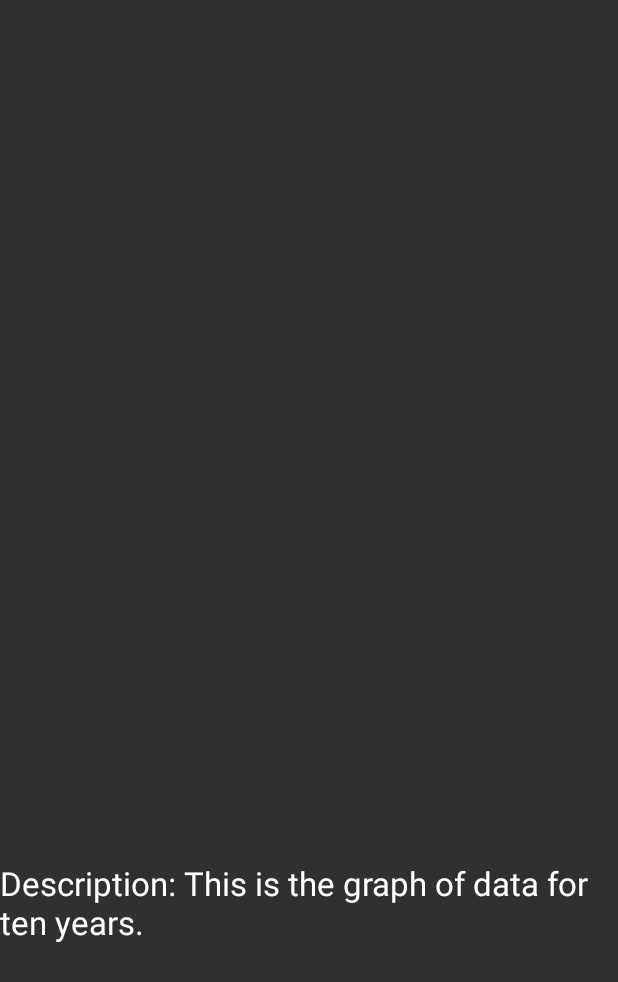
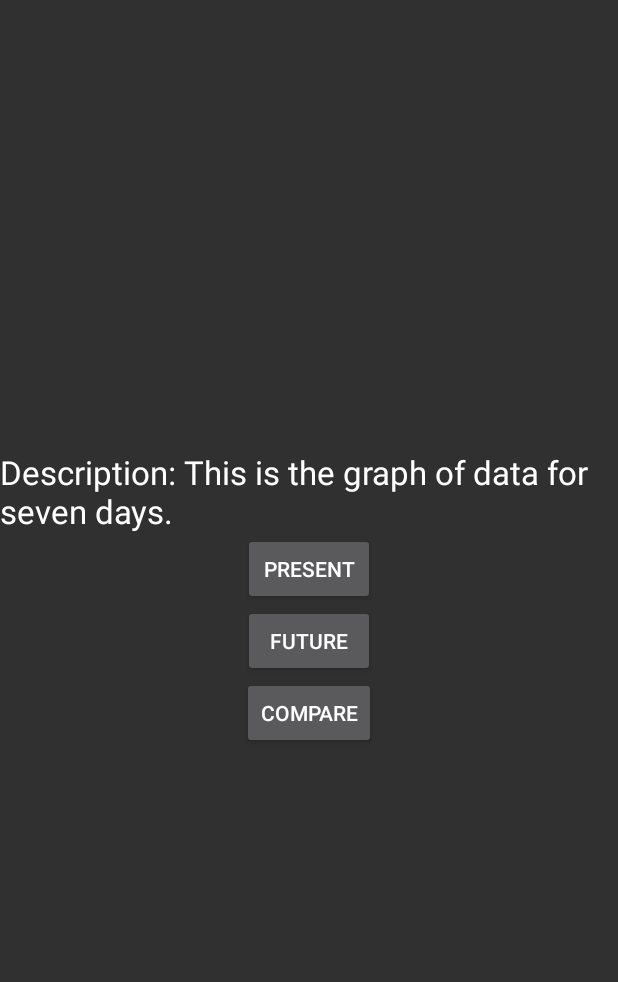
Before and after one commit to mina0821/LimeCat, an Android app: the SecondActivity screen opened directly, with no data from a screen before it, on a phone screen of 412 x 824 dp. Shown: the top 982 px of the screen. Run offline under Robolectric (Android 15) with nearby library versions, the phone set to English and light mode, and no system bars; libraries missing offline, so code that uses them is left out: org.achartengine, org.achartengine.chart, org.achartengine.model, org.achartengine.renderer; 36 statements that could not run were skipped.

Commit message:
UI developed

```diff
--- a/app/src/main/java/com/example/mina/limecatapplication/FindVal.java
+++ b/app/src/main/java/com/example/mina/limecatapplication/FindVal.java
@@ -30,7 +30,7 @@ public class FindVal {
                 }
             }
         }
-        return "Data does not exist";
+        return "1";
     }
 
     //search through the dataset
@@ -45,6 +45,6 @@ public class FindVal {
                 }
             }
         }
-        return "Data does not exist";
+        return "1";
     }
 }
--- a/app/src/main/java/com/example/mina/limecatapplication/SecondActivity.java
+++ b/app/src/main/java/com/example/mina/limecatapplication/SecondActivity.java
@@ -28,67 +28,33 @@ public class SecondActivity extends Activity {
         textView = (TextView)findViewById(R.id.info);
 
         setContentView(R.layout.second_layout);
-        //drawChart();
         //get the user input message
         Intent intent = getIntent();
-        String msg1 = intent.getStringExtra("DATE");
-        String msg3 = intent.getStringExtra("Model");
-        //get the corresponding value in the dataset
-        String result_temp = intent.getStringExtra("RESULT_TEMP");
-        String result_preci = intent.getStringExtra("RESULT_PRECI");
+        String[] list_total = intent.getStringArrayExtra("RESULT_LIST");
+        String[] list_future_total = intent.getStringArrayExtra("RESULT_FUTURE_LIST");
 
-        String[] temp_total = intent.getStringArrayExtra("RESULT_TEMP_LIST");
-        String[] preci_total = intent.getStringArrayExtra("RESULT_PRECI_LIST");
-        double[] temp_val = new double[10];
-        double[] preci_val = new double[10];
-        for(int i = 0;i<10;i++){
-            temp_val[i]= Double.parseDouble(temp_total[i]);
-            preci_val[i]= Double.parseDouble(preci_total[i]);
+        //parse the whole list into double list
+        double[] list_val = new double[7];
+        double[] list_future = new double[7];
+        for(int i = 0;i<7;i++){
+            list_val[i]= Double.parseDouble(list_total[i]);
+            list_future[i]=Double.parseDouble(list_future_total[i]);
         }
-        String temptotal = "";
-        String precitotal ="";
-        for(int i = 0;i<10;i++){
-            temptotal = temptotal+temp_total[i]+"\n";
-            precitotal = precitotal+preci_total[i]+"\n";
-        }
-        drawChart(temp_val,preci_val);
-        //formulize the whole string message
-        //String input_info = String.format("Input Information\nDate: %s\nTime Period: %s\nClimate Model: %s\n", msg1, msg2, msg3);
-        //String output_info = String.format("\nOutput Information\nMean temperature: %s\nPrecipitation: %s", result_temp, result_preci);
-        //String total_info = String.format("\n%s\n%s",temp_total,preci_total);
-        //create a textview variable of current window
-        //TextView textView = new TextView(this);
 
-        //set the size of the font
-        //textView.setTextSize(20);
+        draw2Chart(list_future,list_val);
+    }
+    private void drawChart(double[] lst) {
+        int[] x_values = {1, 2, 3, 4, 5, 6, 7};
+        double[] y_values = lst;
 
-        //send the message to view
-        //textView.setText(temptotal+precitotal);
-        //setContentView(textView);
-
-        //setContentView(R.layout.second_layout);
-
-        //Error waiting to be fixed
-        //textView.setText("Description: This is the graph of data for ten years.");
-    }
-    private void drawChart(double[] temperature, double[] precipitation) {
-        int[] x_values = {1, 2, 3, 4, 5, 6, 7, 8, 9, 10};
-        double[] y_values = temperature;
-        double[] y2_values = precipitation;
-
-        //create two lines
-        XYSeries tempSeries = new XYSeries("Temp");
+        //create a line
+        XYSeries tempSeries = new XYSeries("Value");
         for (int i = 0; i < x_values.length; i++) {
             tempSeries.add(x_values[i], y_values[i]);
-        }
-        XYSeries preciSeries = new XYSeries("Preci");
-        for (int i = 0; i < x_values.length; i++) {
-            preciSeries.add(x_values[i], y2_values[i]);
         }
 
         XYMultipleSeriesDataset Dataset = new XYMultipleSeriesDataset();
         Dataset.addSeries(tempSeries);
-        Dataset.addSeries(preciSeries);
 
         //define the first line features
         XYSeriesRenderer renderer = new XYSeriesRenderer();
@@ -99,7 +65,56 @@ public class SecondActivity extends Activity {
         renderer.setDisplayChartValues(true);
         renderer.setChartValuesTextSize(30);
 
-        //define the second line features
+        //combine two liens and set feature for the whole
+        XYMultipleSeriesRenderer multiRenderer = new XYMultipleSeriesRenderer();
+        multiRenderer.setXLabels(10);
+        multiRenderer.setLabelsTextSize(36);
+        multiRenderer.setChartTitle("Following seven days");
+        multiRenderer.setChartTitleTextSize(72);
+        multiRenderer.setAxisTitleTextSize(48);
+        multiRenderer.setXTitle("7 days period");
+        multiRenderer.setYTitle("Value");
+        multiRenderer.setZoomButtonsVisible(true);
+        multiRenderer.addSeriesRenderer(renderer);
+
+        //graph number one lauyout defined
+        LinearLayout chartContainer = (LinearLayout) findViewById(R.id.chart_container);
+        View chart = ChartFactory.getLineChartView(getBaseContext(), Dataset, multiRenderer);
+        chartContainer.addView(chart);
+
+    }
+
+    private void draw2Chart(double[] lst, double[] lst2) {
+        int[] x_values = {1, 2, 3, 4, 5, 6, 7};
+        double[] y_values = lst;
+        double[] y2_values = lst2;
+
+        //create a line
+        XYSeries tempSeries = new XYSeries("Value");
+        for (int i = 0; i < x_values.length; i++) {
+            tempSeries.add(x_values[i], y_values[i]);
+        }
+
+        //create a line
+        XYSeries tempSeries2 = new XYSeries("Value2");
+        for (int i = 0; i < x_values.length; i++) {
+            tempSeries2.add(x_values[i], y2_values[i]);
+        }
+
+        XYMultipleSeriesDataset Dataset = new XYMultipleSeriesDataset();
+        Dataset.addSeries(tempSeries);
+        Dataset.addSeries(tempSeries2);
+
+        //define the first line features
+        XYSeriesRenderer renderer = new XYSeriesRenderer();
+        renderer.setColor(Color.RED);
+        renderer.setPointStyle(PointStyle.CIRCLE);
+        renderer.setFillPoints(true);
+        renderer.setLineWidth(3);
+        renderer.setDisplayChartValues(true);
+        renderer.setChartValuesTextSize(30);
+
+        //define the first line features
         XYSeriesRenderer renderer2 = new XYSeriesRenderer();
         renderer2.setColor(Color.BLUE);
         renderer2.setPointStyle(PointStyle.CIRCLE);
@@ -112,11 +127,11 @@ public class SecondActivity extends Activity {
         XYMultipleSeriesRenderer multiRenderer = new XYMultipleSeriesRenderer();
         multiRenderer.setXLabels(10);
         multiRenderer.setLabelsTextSize(36);
-        multiRenderer.setChartTitle("Temp/Precipitation Chart");
+        multiRenderer.setChartTitle("Following seven days");
         multiRenderer.setChartTitleTextSize(72);
         multiRenderer.setAxisTitleTextSize(48);
-        multiRenderer.setXTitle("10 year period");
-        multiRenderer.setYTitle("Temp/Precipitation");
+        multiRenderer.setXTitle("7 days period");
+        multiRenderer.setYTitle("Value");
         multiRenderer.setZoomButtonsVisible(true);
         multiRenderer.addSeriesRenderer(renderer);
         multiRenderer.addSeriesRenderer(renderer2);
--- a/app/src/main/res/layout/second_layout.xml
+++ b/app/src/main/res/layout/second_layout.xml
@@ -10,27 +10,51 @@
         android:id="@+id/chart_container"
         android:orientation="vertical"
         android:layout_width="wrap_content"
-        android:layout_height="400dp">
+        android:layout_height="300dp">
     </LinearLayout>
 
     <LinearLayout
         android:id="@+id/Description"
-        android:layout_width="match_parent"
-        android:layout_height="178dp"
-        android:orientation="horizontal"
-        android:layout_alignParentBottom="true"
-        android:layout_alignParentLeft="true"
-        android:layout_alignParentStart="true"
-        android:layout_marginBottom="72dp">
+        android:layout_width="wrap_content"
+        android:layout_height="wrap_content"
+        android:layout_below="@+id/chart_container">
 
         <TextView
             android:layout_width="wrap_content"
             android:layout_height="wrap_content"
             android:id="@+id/info"
-            android:text="Description: This is the graph of data for ten years."
+            android:text="Description: This is the graph of data for seven days."
             android:textAppearance="?android:textAppearanceLarge"
             />
+
     </LinearLayout>
+
+    <Button
+        android:id="@+id/present"
+        android:layout_width="wrap_content"
+        android:layout_height="wrap_content"
+        android:layout_below="@+id/Description"
+        android:layout_centerHorizontal="true"
+        android:text="Present"
+        android:onClick="showPresent"/>
+
+    <Button
+        android:id="@+id/future"
+        android:layout_width="wrap_content"
+        android:layout_height="wrap_content"
+        android:layout_below="@+id/present"
+        android:layout_centerHorizontal="true"
+        android:text="Future"
+        android:onClick="showFuture"/>
+
+    <Button
+        android:id="@+id/compare"
+        android:layout_width="wrap_content"
+        android:layout_height="wrap_content"
+        android:layout_below="@+id/future"
+        android:layout_centerHorizontal="true"
+        android:text="Compare"
+        android:onClick="showCompare"/>
 
 
 </RelativeLayout>
```
Also changed, not shown: app/src/main/java/com/example/mina/limecatapplication/WelcomeActivity.java (+66 -29 lines), app/src/main/res/layout/activity_welcome.xml (+13 -5 lines).
